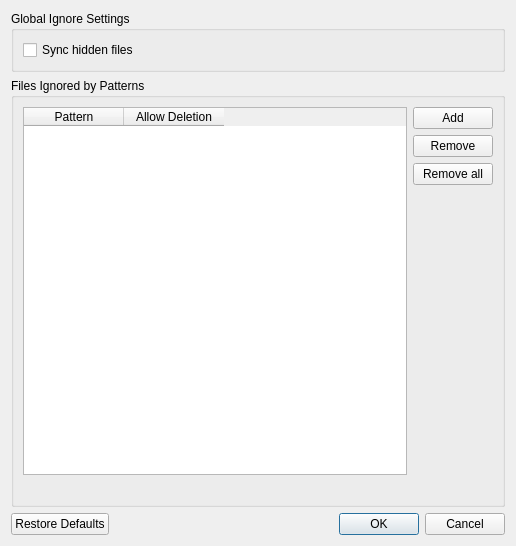
The window that src/gui/ignorelisteditor.ui (nextcloud/desktop) describes before a commit, drawn with Qt 5.
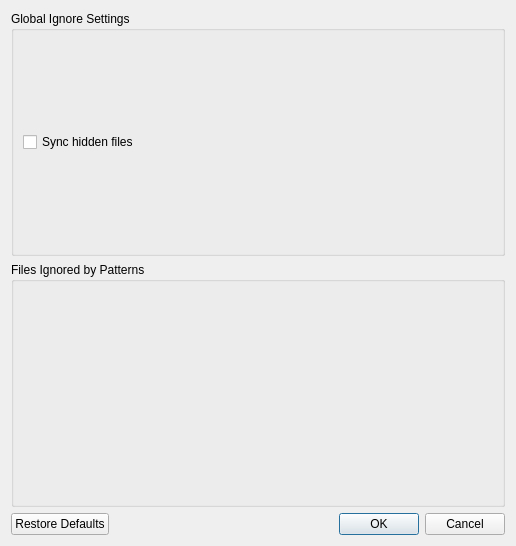
The same window after the commit. Custom widgets are drawn as their Qt base class.

Commit message: Extract IgnoreListTableWidget to be reused

```diff
--- a/src/gui/ignorelisteditor.ui
+++ b/src/gui/ignorelisteditor.ui
@@ -36,96 +36,8 @@
       <string>Files Ignored by Patterns</string>
      </property>
      <layout class="QGridLayout" name="gridLayout">
-      <item row="4" column="0" colspan="2">
-       <widget class="QLabel" name="descriptionLabel">
-        <property name="enabled">
-         <bool>true</bool>
-        </property>
-        <property name="sizePolicy">
-         <sizepolicy hsizetype="Preferred" vsizetype="Fixed">
-          <horstretch>0</horstretch>
-          <verstretch>0</verstretch>
-         </sizepolicy>
-        </property>
-        <property name="text">
-         <string/>
-        </property>
-        <property name="textFormat">
-         <enum>Qt::PlainText</enum>
-        </property>
-        <property name="wordWrap">
-         <bool>true</bool>
-        </property>
-       </widget>
-      </item>
-      <item row="3" column="1">
-       <spacer name="verticalSpacer">
-        <property name="enabled">
-         <bool>true</bool>
-        </property>
-        <property name="orientation">
-         <enum>Qt::Vertical</enum>
-        </property>
-        <property name="sizeHint" stdset="0">
-         <size>
-          <width>20</width>
-          <height>213</height>
-         </size>
-        </property>
-       </spacer>
-      </item>
-      <item row="0" column="0" rowspan="4">
-       <widget class="QTableWidget" name="tableWidget">
-        <property name="enabled">
-         <bool>true</bool>
-        </property>
-        <property name="selectionMode">
-         <enum>QAbstractItemView::SingleSelection</enum>
-        </property>
-        <property name="selectionBehavior">
-         <enum>QAbstractItemView::SelectRows</enum>
-        </property>
-        <property name="columnCount">
-         <number>2</number>
-        </property>
-        <column>
-         <property name="text">
-          <string>Pattern</string>
-         </property>
-        </column>
-        <column>
-         <property name="text">
-          <string>Allow Deletion</string>
-         </property>
-        </column>
-       </widget>
-      </item>
-      <item row="1" column="1">
-       <widget class="QPushButton" name="removePushButton">
-        <property name="enabled">
-         <bool>true</bool>
-        </property>
-        <property name="text">
-         <string>Remove</string>
-        </property>
-       </widget>
-      </item>
-      <item row="0" column="1">
-       <widget class="QPushButton" name="addPushButton">
-        <property name="enabled">
-         <bool>true</bool>
-        </property>
-        <property name="text">
-         <string>Add</string>
-        </property>
-       </widget>
-      </item>
-      <item row="2" column="1">
-       <widget class="QPushButton" name="removeAllPushButton">
-        <property name="text">
-         <string>Remove all</string>
-        </property>
-       </widget>
+      <item row="0" column="0">
+       <widget class="IgnoreListTableWidget" name="ignoreTableWidget" native="true"/>
       </item>
      </layout>
     </widget>
@@ -139,6 +51,14 @@
    </item>
   </layout>
  </widget>
+ <customwidgets>
+  <customwidget>
+   <class>IgnoreListTableWidget</class>
+   <extends>QWidget</extends>
+   <header>ignorelisttablewidget.h</header>
+   <container>1</container>
+  </customwidget>
+ </customwidgets>
  <resources/>
  <connections>
   <connection>
```
The commit also changes 7 other files.
